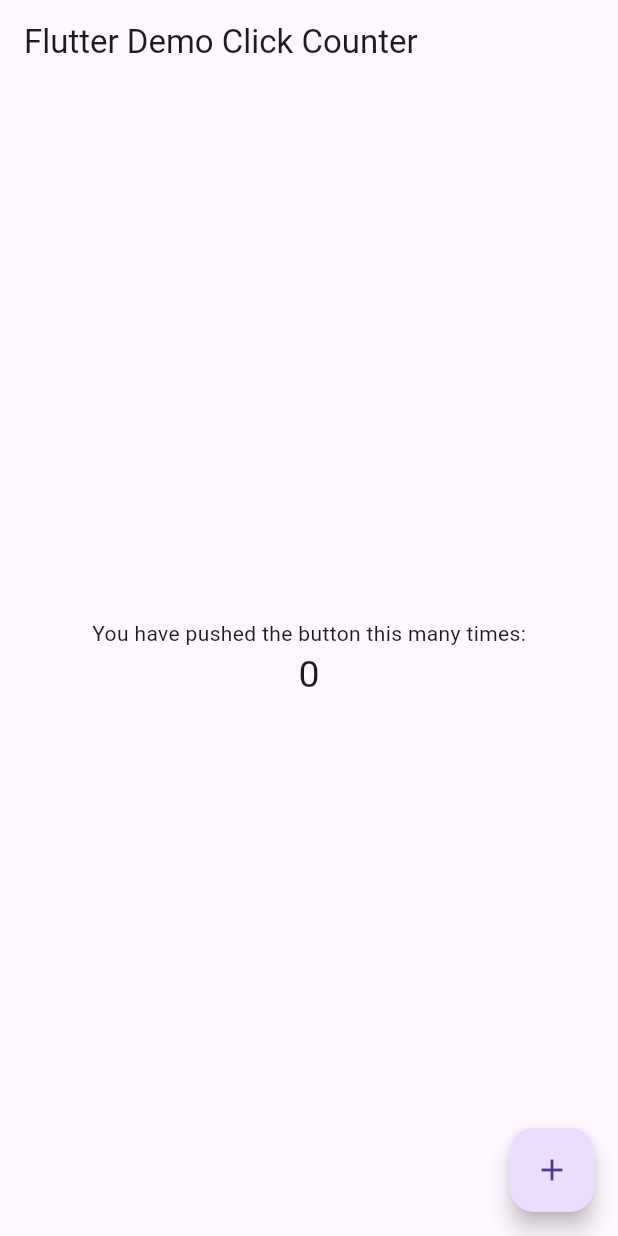
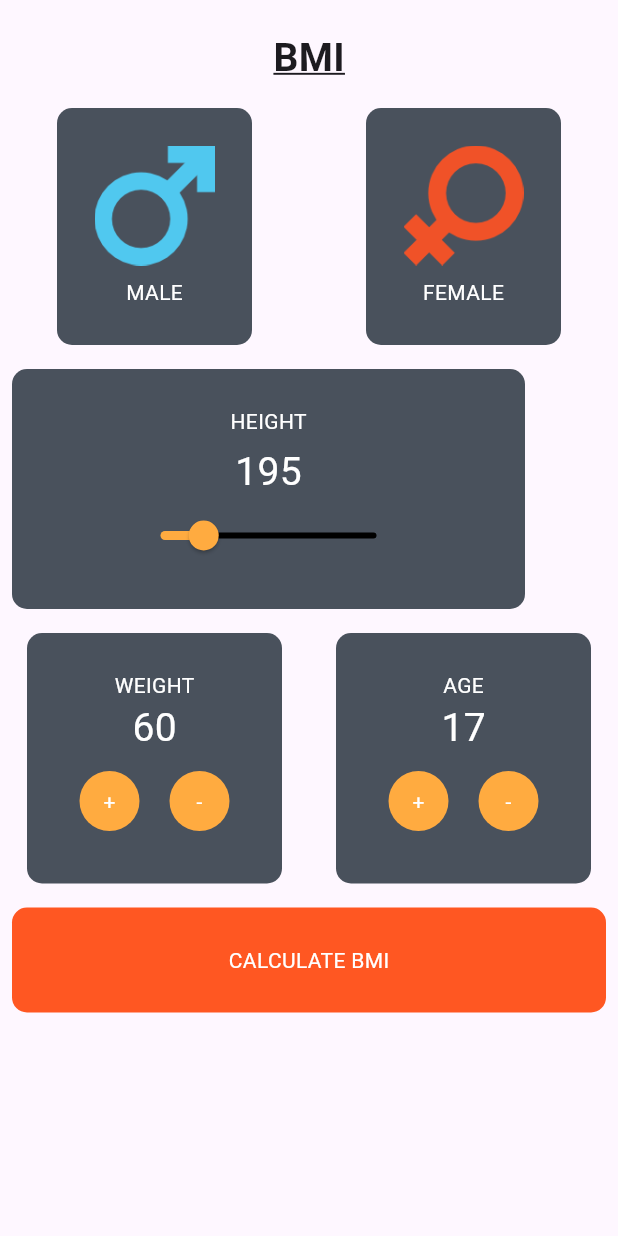
Before and after one commit to Pankajg3432c/BMI_Calculate_App, a Flutter app: the screen it shows after launch, on a phone screen of 412 x 824 dp. Run offline on Flutter 3.47's test engine with Material 3 defaults, Android fonts, the phone set to English and light mode, and no system bars; missing offline and left inert: dart:html.

Commit message:
BMI APP USING FLUTTER

```diff
--- a/lib/main.dart
+++ b/lib/main.dart
@@ -1,3 +1,4 @@
+import 'package:bmi_calculator/splash.dart';
 import 'package:flutter/material.dart';
 
 void main() => runApp(const MyApp());
@@ -9,12 +10,13 @@ class MyApp extends StatelessWidget {
   @override
   Widget build(BuildContext context) {
     return MaterialApp(
+      debugShowCheckedModeBanner: false,
       title: _title,
       theme: ThemeData(
-        // useMaterial3: true,
-        primarySwatch: Colors.blue,
-      ),
-      home: const MyHomePage(),
+          // useMaterial3: true,
+          // primarySwatch: Colors.blue,
+          ),
+      home: Splash(),
     );
   }
 }
--- /dev/null
+++ b/lib/result.dart
@@ -0,0 +1,80 @@
+import 'package:flutter/material.dart';
+
+class ResultScreen extends StatefulWidget {
+  const ResultScreen({Key? key}) : super(key: key);
+
+  @override
+  State<ResultScreen> createState() => _ResultScreenState();
+}
+
+class _ResultScreenState extends State<ResultScreen> {
+  @override
+  Widget build(BuildContext context) {
+    return Scaffold(
+      body: Column(children: [
+        Padding(padding: EdgeInsets.symmetric(horizontal: 25, vertical: 10)),
+        Text(
+          "Your Result",
+          style: TextStyle(
+            fontSize: 26,
+            decoration: TextDecoration.underline,
+            fontWeight: FontWeight.bold,
+          ),
+        ),
+        SizedBox(height: 20),
+        InkWell(
+          onTap: () {},
+          child: Container(
+            margin: EdgeInsets.all(8.0),
+            padding: EdgeInsets.symmetric(vertical: 140, horizontal: 100),
+            decoration: BoxDecoration(
+              borderRadius: BorderRadius.circular(10),
+              color: Color.fromRGBO(28, 40, 51, 0.8),
+            ),
+            child:
+                Column(mainAxisAlignment: MainAxisAlignment.center, children: [
+              Text(
+                "UNDERWEIGHT",
+                style: TextStyle(color: Colors.white),
+              ),
+              SizedBox(height: 30),
+              Text(
+                "16",
+                style: TextStyle(color: Colors.white, fontSize: 40),
+              ),
+              SizedBox(height: 30),
+              Text(
+                "Normal BMI Range:",
+                style: TextStyle(color: Colors.white),
+              ),
+              Text(
+                "18.5-25 Kg/m",
+                style: TextStyle(color: Colors.white),
+              ),
+              SizedBox(height: 30),
+              Text(
+                "You Are Under Weight",
+                style: TextStyle(color: Colors.white),
+              ),
+            ]),
+          ),
+        ),
+        SizedBox(height: 5),
+        InkWell(
+          onTap: () {},
+          child: Container(
+              margin: EdgeInsets.all(8.0),
+              padding: EdgeInsets.symmetric(vertical: 25, horizontal: 15),
+              decoration: BoxDecoration(
+                  color: Colors.deepOrange,
+                  borderRadius: BorderRadius.circular(10)),
+              child: Center(
+                  child: Text(
+                "RECALCULATE BMI",
+                style: TextStyle(color: Colors.white),
+              ))),
+        )
+      ]),
+    );
+  }
+}
--- /dev/null
+++ b/lib/splash.dart
@@ -0,0 +1,275 @@
+import 'dart:html';
+
+import 'package:bmi_calculator/result.dart';
+import 'package:flutter/material.dart';
+
+class Splash extends StatefulWidget {
+  const Splash({Key? key}) : super(key: key);
+
+  @override
+  State<Splash> createState() => _SplashState();
+}
+
+class _SplashState extends State<Splash> {
+  double _value = 20;
+  @override
+  Widget build(BuildContext context) {
+    return Scaffold(
+      body: Column(children: [
+        Padding(padding: EdgeInsets.all(10.0)),
+        Text(
+          "BMI",
+          textAlign: TextAlign.start,
+          style: TextStyle(
+            decoration: TextDecoration.underline,
+            fontSize: 26,
+            fontWeight: FontWeight.bold,
+          ),
+        ),
+        SizedBox(height: 15),
+        Row(
+          mainAxisAlignment: MainAxisAlignment.spaceAround,
+          children: [
+            InkWell(
+              onTap: () {},
+              child: Container(
+                padding: EdgeInsets.all(25),
+                decoration: BoxDecoration(
+                  borderRadius: BorderRadius.circular(10),
+                  color: Color.fromRGBO(28, 40, 51, 0.8),
+                ),
+                child: Column(
+                  mainAxisAlignment: MainAxisAlignment.center,
+                  children: [
+                    Image.asset(
+                      "images/male.png",
+                      width: 80,
+                      height: 80,
+                    ),
+                    SizedBox(height: 8),
+                    Text(
+                      "MALE",
+                      style: TextStyle(color: Colors.white),
+                    )
+                  ],
+                ),
+              ),
+            ),
+            InkWell(
+              onTap: () {},
+              child: Container(
+                padding: EdgeInsets.all(25),
+                decoration: BoxDecoration(
+                  borderRadius: BorderRadius.circular(10),
+                  color: Color.fromRGBO(28, 40, 51, 0.8),
+                ),
+                child: Column(
+                  mainAxisAlignment: MainAxisAlignment.center,
+                  children: [
+                    Image.asset(
+                      "images/female.png",
+                      width: 80,
+                      height: 80,
+                    ),
+                    SizedBox(height: 8),
+                    Text(
+                      "FEMALE",
+                      style: TextStyle(color: Colors.white),
+                    )
+                  ],
+                ),
+              ),
+            )
+          ],
+        ),
+        SizedBox(height: 8),
+        Row(
+          children: [
+            InkWell(
+              onTap: () {},
+              child: Container(
+                margin: EdgeInsets.all(8.0),
+                padding: EdgeInsets.symmetric(vertical: 25, horizontal: 75),
+                decoration: BoxDecoration(
+                  borderRadius: BorderRadius.circular(10),
+                  color: Color.fromRGBO(28, 40, 51, 0.8),
+                ),
+                child: Column(
+                  children: [
+                    Text(
+                      "HEIGHT",
+                      style: TextStyle(color: Colors.white),
+                    ),
+                    SizedBox(height: 5),
+                    Text(
+                      "195",
+                      style: TextStyle(color: Colors.white, fontSize: 26),
+                    ),
+                    Slider(
+                      min: 0.0,
+                      max: 100.0,
+                      value: _value,
+                      activeColor: Colors.orangeAccent,
+                      inactiveColor: Colors.black,
+                      onChanged: (value) {
+                        setState(() {
+                          _value = value;
+                        });
+                      },
+                    )
+                  ],
+                ),
+              ),
+            )
+          ],
+        ),
+        SizedBox(height: 8),
+        Row(
+          mainAxisAlignment: MainAxisAlignment.spaceAround,
+          children: [
+            InkWell(
+              onTap: () {},
+              child: Container(
+                padding: EdgeInsets.all(25),
+                decoration: BoxDecoration(
+                  borderRadius: BorderRadius.circular(10),
+                  color: Color.fromRGBO(28, 40, 51, 0.8),
+                ),
+                child: Column(
+                  mainAxisAlignment: MainAxisAlignment.center,
+                  children: [
+                    Text(
+                      "WEIGHT",
+                      style: TextStyle(color: Colors.white),
+                    ),
+                    Text(
+                      "60",
+                      style: TextStyle(color: Colors.white, fontSize: 26),
+                    ),
+                    Row(
+                      children: [
+                        InkWell(
+                          onTap: () {},
+                          child: Container(
+                            height: 40,
+                            width: 40,
+                            margin: EdgeInsets.all(10.0),
+                            decoration: BoxDecoration(
+                                borderRadius: BorderRadius.circular(20.0),
+                                color: Colors.orangeAccent),
+                            child: Center(
+                              child: Text(
+                                "+",
+                                style: TextStyle(color: Colors.white),
+                              ),
+                            ),
+                          ),
+                        ),
+                        InkWell(
+                          onTap: () {},
+                          child: Container(
+                            height: 40,
+                            width: 40,
+                            margin: EdgeInsets.all(10.0),
+                            decoration: BoxDecoration(
+                                borderRadius: BorderRadius.circular(20.0),
+                                color: Colors.orangeAccent),
+                            child: Center(
+                              child: Text(
+                                "-",
+                                style: TextStyle(color: Colors.white),
+                              ),
+                            ),
+                          ),
+                        )
+                      ],
+                    )
+                  ],
+                ),
+              ),
+            ),
+            InkWell(
+              onTap: () {},
+              child: Container(
+                padding: EdgeInsets.all(25),
+                decoration: BoxDecoration(
+                  borderRadius: BorderRadius.circular(10),
+                  color: Color.fromRGBO(28, 40, 51, 0.8),
+                ),
+                child: Column(
+                  mainAxisAlignment: MainAxisAlignment.center,
+                  children: [
+                    Text(
+                      "AGE",
+                      style: TextStyle(color: Colors.white),
+                    ),
+                    Text(
+                      "17",
+                      style: TextStyle(color: Colors.white, fontSize: 26),
+                    ),
+                    Row(
+                      children: [
+                        InkWell(
+                          onTap: () {},
+                          child: Container(
+                            height: 40,
+                            width: 40,
+                            margin: EdgeInsets.all(10.0),
+                            decoration: BoxDecoration(
+                                borderRadius: BorderRadius.circular(20.0),
+                                color: Colors.orangeAccent),
+                            child: Center(
+                              child: Text(
+                                "+",
+                                style: TextStyle(color: Colors.white),
+                              ),
+                            ),
+                          ),
+                        ),
+                        InkWell(
+                          onTap: () {},
+                          child: Container(
+                            height: 40,
+                            width: 40,
+                            margin: EdgeInsets.all(10.0),
+                            decoration: BoxDecoration(
+                                borderRadius: BorderRadius.circular(20.0),
+                                color: Colors.orangeAccent),
+                            child: Center(
+                              child: Text(
+                                "-",
+                                style: TextStyle(color: Colors.white),
+                              ),
+                            ),
+                          ),
+                        )
+                      ],
+                    )
+                  ],
+                ),
+              ),
+            )
+          ],
+        ),
+        SizedBox(height: 8),
+        InkWell(
+          onTap: () {
+            Navigator.pushReplacement(context,
+                MaterialPageRoute(builder: (context) => ResultScreen()));
+          },
+          child: Container(
+              margin: EdgeInsets.all(8.0),
+              padding: EdgeInsets.symmetric(vertical: 25, horizontal: 15),
+              decoration: BoxDecoration(
+                  color: Colors.deepOrange,
+                  borderRadius: BorderRadius.circular(10)),
+              child: Center(
+                  child: Text(
+                "CALCULATE BMI",
+                style: TextStyle(color: Colors.white),
+              ))),
+        )
+      ]),
+    );
+  }
+}
--- a/pubspec.yaml
+++ b/pubspec.yaml
@@ -17,8 +17,8 @@ dev_dependencies:
 
 flutter:
   uses-material-design: true
-  # assets:
-  #  - images/a_dot_burr.jpeg
+  assets:
+    - images/
   #  - images/a_dot_ham.jpeg
   # fonts:
   #   - family: Schyler
```
Also changed, not shown: images/female.png (added), images/male.png (added).
